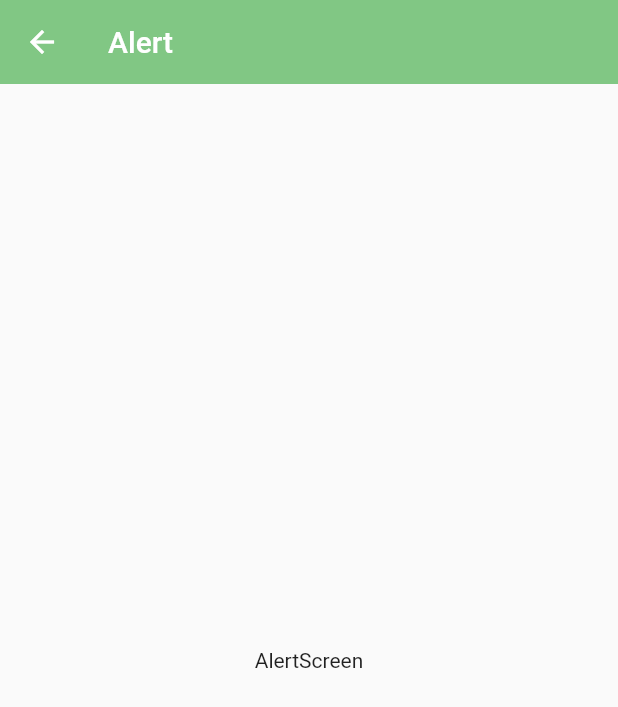
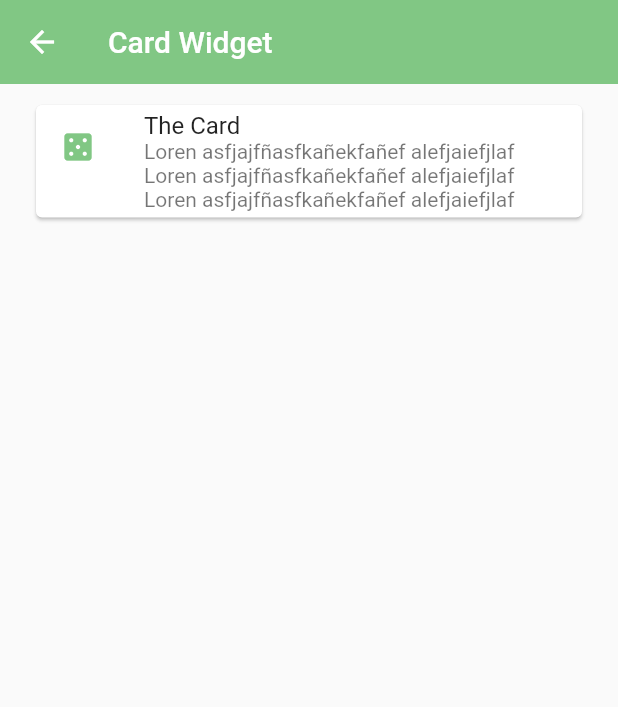
Before and after one commit to Filohz/componentes, a Flutter app: the CardScreen screen opened by its route, on a phone screen of 412 x 824 dp. Shown: the top 707 px of the screen. Run offline on Flutter 3.47's test engine with Material 2 defaults, Android fonts, the phone set to English and light mode, and no system bars.

Commit message:
add card widget

```diff
--- a/lib/main.dart
+++ b/lib/main.dart
@@ -11,7 +11,7 @@ class MyApp extends StatelessWidget {
   Widget build(BuildContext context) {
     return MaterialApp(
       debugShowCheckedModeBanner: false,
-      title: 'Material App',
+      title: 'Flutter Componentes',
       initialRoute: AppRoutes.initialRoute,
       routes: AppRoutes.getAppRoutes(),
       onGenerateRoute: AppRoutes.onGenerateRoute,
--- a/lib/screens/card_screen.dart
+++ b/lib/screens/card_screen.dart
@@ -1,3 +1,4 @@
+import 'package:fl_componentes/theme/app_theme.dart';
 import 'package:flutter/material.dart';
 
 class CardScreen extends StatelessWidget {
@@ -7,10 +8,24 @@ class CardScreen extends StatelessWidget {
   Widget build(BuildContext context) {
     return Scaffold(
       appBar: AppBar(
-        title: const Text('Alert'),
+        title: const Text('Card Widget'),
       ),
-      body: const Center(
-        child: Text('AlertScreen'),
+      body: ListView(
+        padding: const EdgeInsets.symmetric(horizontal: 20, vertical: 10),
+        children: [
+          Card(
+            child: Column(
+              children: [
+                ListTile(
+                  leading: Icon(Icons.casino_rounded, color: AppTheme.primary),
+                  title: const Text('The Card'),
+                  subtitle: const Text(
+                      'Loren asfjajfñasfkañekfañef alefjaiefjlaf Loren asfjajfñasfkañekfañef alefjaiefjlaf Loren asfjajfñasfkañekfañef alefjaiefjlaf'),
+                )
+              ],
+            ),
+          ),
+        ],
       ),
     );
   }
```
